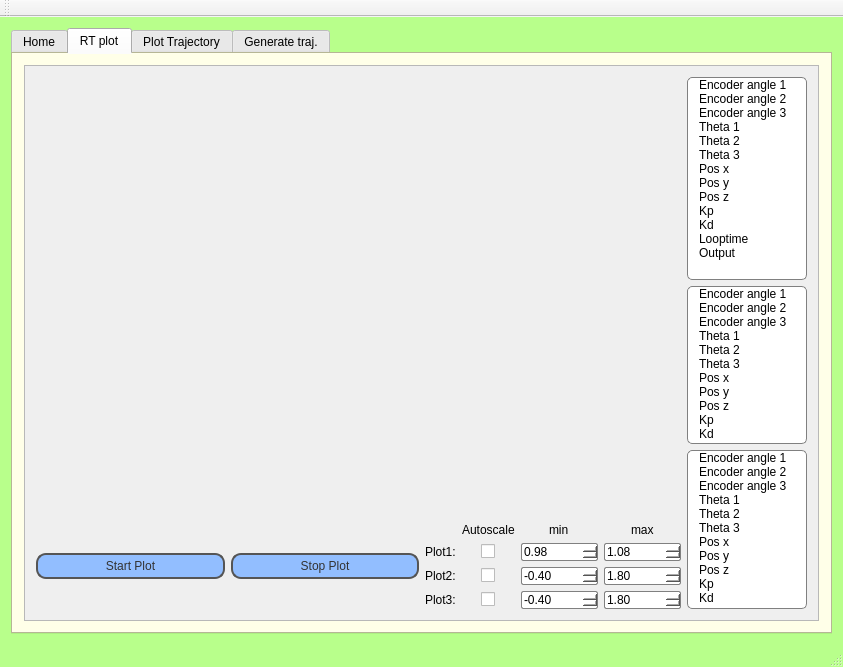
Above: FaaR/mainwindow.ui from ABC-iRobotics/iRob-FaaR before the change. Below: the same form after it.
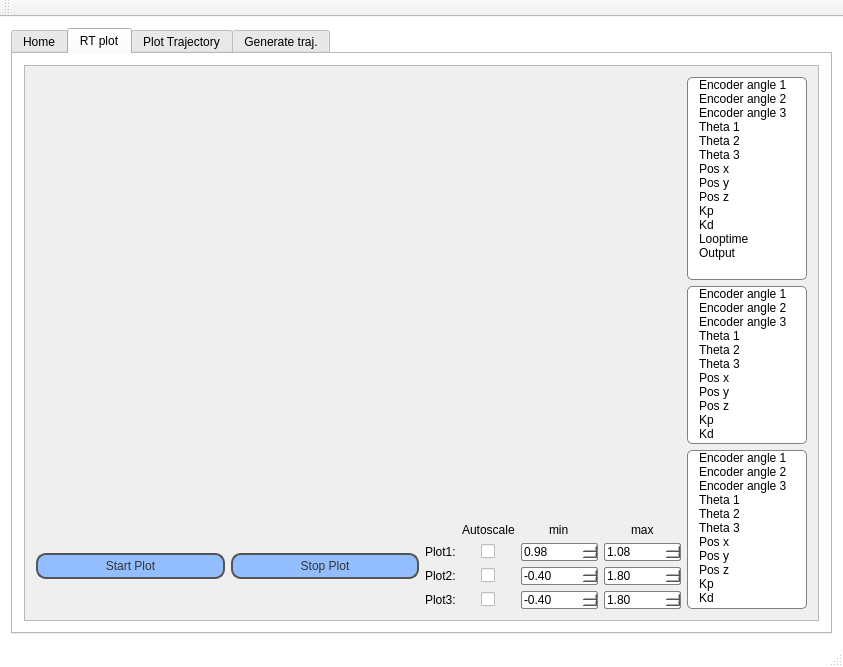
That is the form after the change. Custom widgets are drawn as their Qt base class.

Commit message: changed background color on the UI

```diff
--- a/FaaR/mainwindow.ui
+++ b/FaaR/mainwindow.ui
@@ -56,11 +56,11 @@
 }
 
 QMainWindow {
-	background-color:rgb(184, 255, 139)
+	background-color:rgb(255, 255, 255)
 }
 
 QTabWidget {
-	background-color: rgb(255, 255, 208);
+	background-color: rgb(255, 255, 255);
 }
 
 
@@ -740,6 +740,9 @@
        </layout>
       </widget>
       <widget class="QWidget" name="tab_2">
+       <property name="styleSheet">
+        <string notr="true">background rgb(255, 255, 255)</string>
+       </property>
        <attribute name="title">
         <string>RT plot</string>
        </attribute>
```
Left out of the diff: 6 changed lines with no effect on the pictures. The commit also changes 1 other file.
